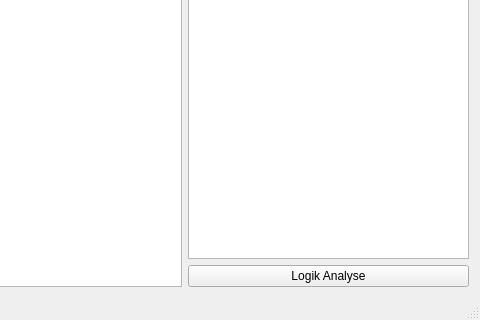
Old version of the form Qt/ArduinoUnittest/ArduinoUnittest/mainwindow.ui in the repository Rolloke/GUI-Apps; both pictures show x 112 to 592 and y 485 to 805 of the 592 by 805 pixel window.
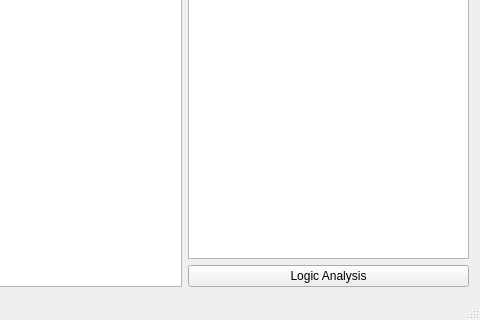
New version of the form.

The edit to the form file:
```diff
--- a/Qt/ArduinoUnittest/ArduinoUnittest/mainwindow.ui
+++ b/Qt/ArduinoUnittest/ArduinoUnittest/mainwindow.ui
@@ -368,7 +368,7 @@
         <item>
          <widget class="QPushButton" name="btnLogicAnalyzer">
           <property name="text">
-           <string>Logik Analyse</string>
+           <string>Logic Analysis</string>
           </property>
           <property name="checkable">
            <bool>true</bool>
```
Left out of the diff: 2 changed lines with no effect on the pictures.
